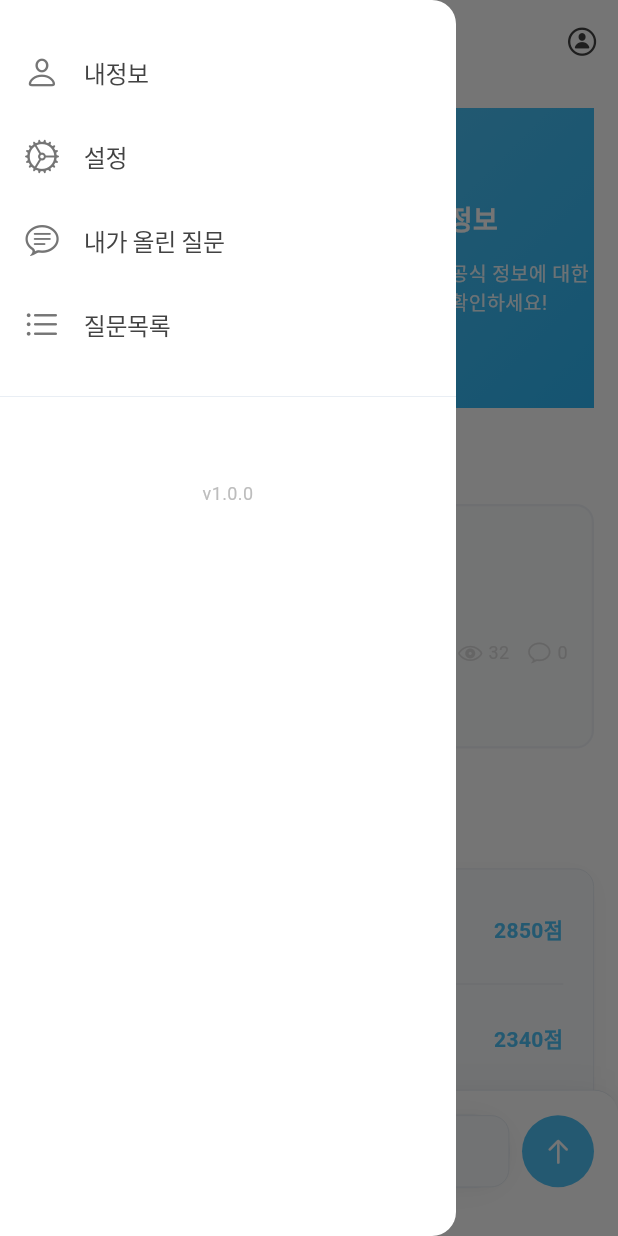
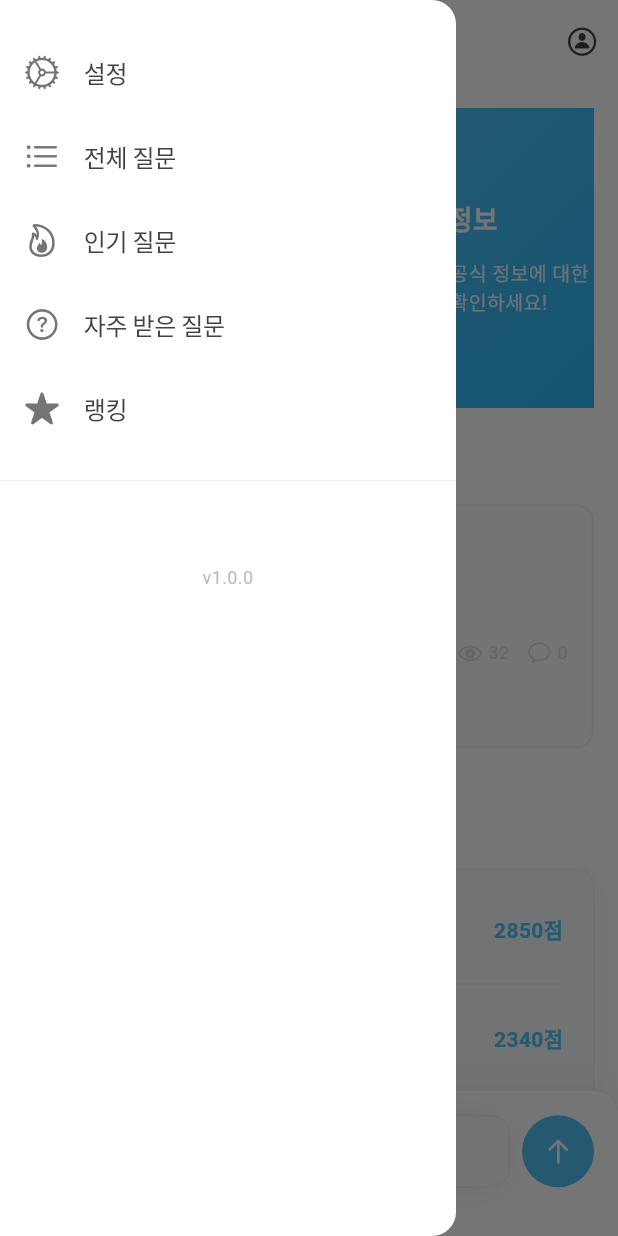
Before and after one commit to DKU-JisikIn/frontend, a Flutter app: the screen it shows after launch, with the side drawer open, on a phone screen of 412 x 824 dp. Run offline on Flutter 3.47's test engine with Material 3 defaults, Android fonts, the phone set to English and light mode, and no system bars.

Commit message:
메뉴 수정

```diff
--- a/lib/screens/home_screen.dart
+++ b/lib/screens/home_screen.dart
@@ -644,16 +644,6 @@ class _HomeScreenState extends State<HomeScreen> with TickerProviderStateMixin {
 
           // 메뉴 아이템들
           _buildDrawerItem(
-            icon: CupertinoIcons.person,
-            title: '내정보',
-            onTap: () {
-              Navigator.pop(context);
-              ScaffoldMessenger.of(context).showSnackBar(
-                const SnackBar(content: Text('내정보 기능은 추후 구현 예정입니다.')),
-              );
-            },
-          ),
-          _buildDrawerItem(
             icon: CupertinoIcons.settings,
             title: '설정',
             onTap: () {
@@ -664,25 +654,51 @@ class _HomeScreenState extends State<HomeScreen> with TickerProviderStateMixin {
             },
           ),
           _buildDrawerItem(
-            icon: CupertinoIcons.chat_bubble_text,
-            title: '내가 올린 질문',
-            onTap: () {
-              Navigator.pop(context);
-              ScaffoldMessenger.of(context).showSnackBar(
-                const SnackBar(content: Text('내가 올린 질문 기능은 추후 구현 예정입니다.')),
-              );
-            },
-          ),
-          _buildDrawerItem(
             icon: CupertinoIcons.list_bullet,
-            title: '질문목록',
+            title: '전체 질문',
             onTap: () {
               Navigator.pop(context);
               Navigator.push(
                 context,
                 MaterialPageRoute(
-                  builder: (context) => const QuestionsListScreen(),
+                  builder: (context) => const QuestionsListScreen(initialCategory: '전체'),
                 ),
+              );
+            },
+          ),
+          _buildDrawerItem(
+            icon: CupertinoIcons.flame,
+            title: '인기 질문',
+            onTap: () {
+              Navigator.pop(context);
+              Navigator.push(
+                context,
+                MaterialPageRoute(
+                  builder: (context) => const PopularQuestionsScreen(),
+                ),
+              );
+            },
+          ),
+          _buildDrawerItem(
+            icon: CupertinoIcons.question_circle,
+            title: '자주 받은 질문',
+            onTap: () {
+              Navigator.pop(context);
+              Navigator.push(
+                context,
+                MaterialPageRoute(
+                  builder: (context) => const FrequentQuestionsScreen(),
+                ),
+              );
+            },
+          ),
+          _buildDrawerItem(
+            icon: CupertinoIcons.star_fill,
+            title: '랭킹',
+            onTap: () {
+              Navigator.pop(context);
+              ScaffoldMessenger.of(context).showSnackBar(
+                const SnackBar(content: Text('랭킹 기능은 추후 구현 예정입니다.')),
               );
             },
           ),
```
